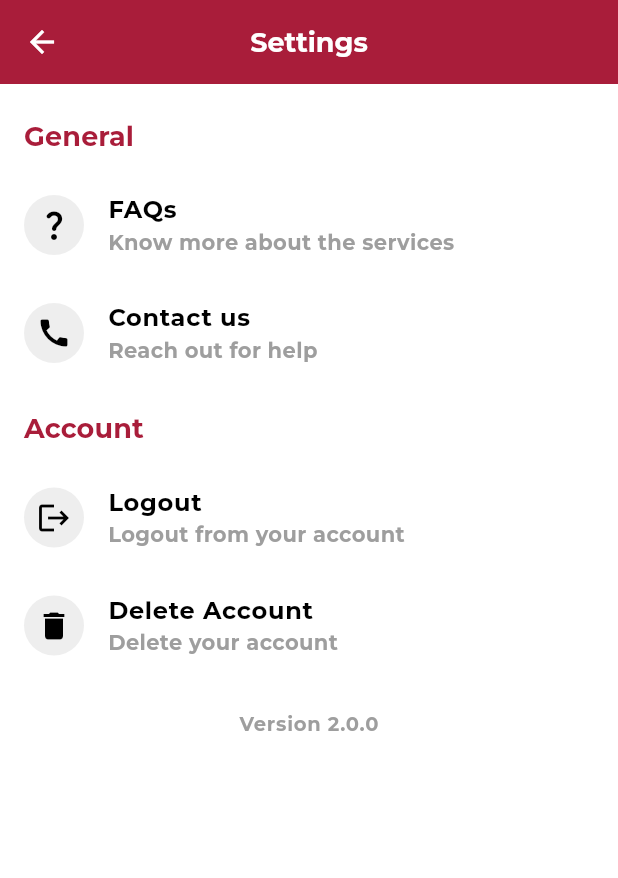
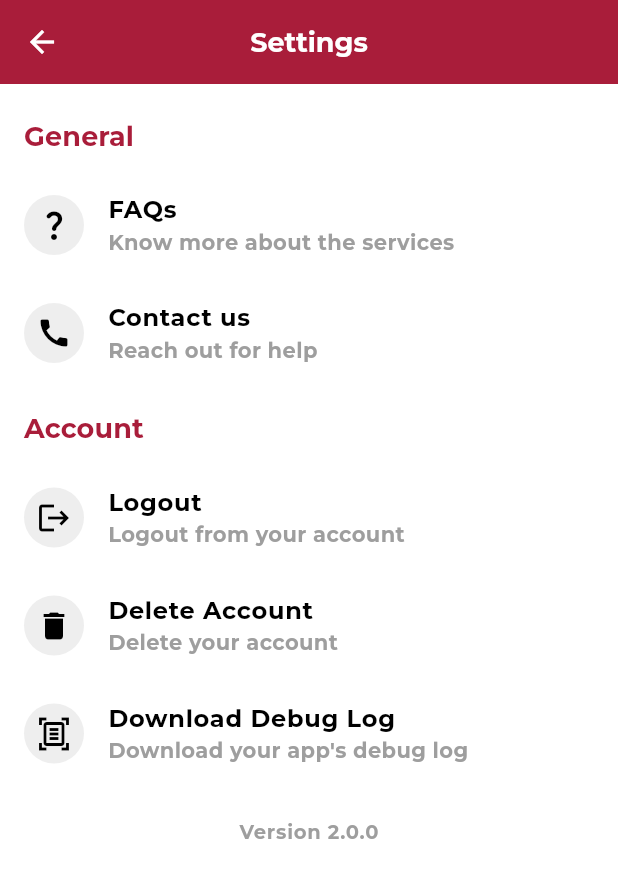
Before and after one commit to AlleTre-E-Commerce-Complex/alletre-flutter, a Flutter app: the SettingsScreen screen opened directly, on a phone screen of 412 x 824 dp. Shown: the top 878 px of the screen. Run offline on Flutter 3.47's test engine with Material 3 defaults, Android fonts, the phone set to English and light mode, and no system bars; our stand-ins replace app_links, carousel_slider, csc_picker_plus, dio, firebase_auth, firebase_core and 25 more; missing offline and left inert: dart:ffi, flutter_stripe, webview_flutter_android, webview_flutter_wkwebview; accounts and stored records are empty; network calls fail; project files that could hold a hidden picture were left out.

Commit message:
feat : added custom logging facility using logger because ios doesn't show debugPrint. also, set google to force disconnect login beacause of previous login cache

```diff
--- a/lib/controller/providers/user_provider.dart
+++ b/lib/controller/providers/user_provider.dart
@@ -1,6 +1,7 @@
 import 'dart:io';
 import 'package:alletre_app/controller/helpers/user_services.dart';
 import 'package:alletre_app/controller/services/auth_services.dart';
+import 'package:alletre_app/controller/services/google_auth.dart';
 import 'package:alletre_app/model/user_model.dart';
 import 'package:alletre_app/utils/validators/form_validators.dart';
 import 'package:firebase_auth/firebase_auth.dart';
@@ -410,6 +411,9 @@ class UserProvider with ChangeNotifier {
   Future<void> logoutFirebase() async {
     if (_authMethod == 'google' || _authMethod == 'apple') {
       await FirebaseAuth.instance.signOut();
+      if (_authMethod == 'google') {
+        GoogleAuthService().signOut();
+      }
     }
 
     resetLoginForm();
--- a/lib/controller/services/apple_auth.dart
+++ b/lib/controller/services/apple_auth.dart
@@ -4,11 +4,12 @@ import 'dart:convert';
 import 'package:alletre_app/controller/services/token_refresh_service.dart';
 import 'package:alletre_app/utils/constants/api_endpoints.dart';
 import 'package:firebase_auth/firebase_auth.dart';
-import 'package:flutter/material.dart';
 import 'package:flutter_secure_storage/flutter_secure_storage.dart';
 import 'package:http/http.dart' as http;
 import 'package:sign_in_with_apple/sign_in_with_apple.dart';
-import 'dart:io'; // To check for platform
+import 'dart:io';
+
+import '../../utils/app_logger.dart'; // To check for platform
 
 class AppleAuthService {
   final FirebaseAuth _appleAuth = FirebaseAuth.instance;
@@ -42,9 +43,9 @@ class AppleAuthService {
           TokenRefreshService().startTokenRefresh();
 
           // Call backend OAuth endpoint
-          debugPrint('📤 Preparing OAuth request...');
-          debugPrint('Base URL: ${ApiEndpoints.baseUrl}');
-          debugPrint(
+          AppLogger.log.d('📤 Preparing OAuth request...');
+          AppLogger.log.d('Base URL: ${ApiEndpoints.baseUrl}');
+          AppLogger.log.d(
               '🌐 Parsed Request URL: ${ApiEndpoints.baseUrl}/auth/oAuth');
 
           var body={
@@ -64,11 +65,11 @@ class AppleAuthService {
             body: jsonEncode(body),
           );
 
-          debugPrint('\n=== OAuth Response ===');
-          debugPrint('Status Code: ${response.statusCode}');
-          debugPrint('Headers: ${response.headers}');
-          debugPrint('Body: ${response.body}');
-          debugPrint('=====================\n');
+          AppLogger.log.d('\n=== OAuth Response ===');
+          AppLogger.log.d('Status Code: ${response.statusCode}');
+          AppLogger.log.d('Headers: ${response.headers}');
+          AppLogger.log.d('Body: ${response.body}');
+          AppLogger.log.d('=====================\n');
 
           if (response.statusCode != 200 && response.statusCode != 201) {
             // If backend OAuth fails, sign out from Firebase
@@ -93,10 +94,10 @@ class AppleAuthService {
                 key: 'access_token', value: data['accessToken']);
             await _storage.write(
                 key: 'refresh_token', value: data['refreshToken']);
-            debugPrint('✅ Backend tokens stored successfully');
+            AppLogger.log.d('✅ Backend tokens stored successfully');
           }
 
-          debugPrint('✅ Backend OAuth successful');
+          AppLogger.log.d('✅ Backend OAuth successful');
           return userCredential.user;
         }
         return userCredential.user;
--- a/lib/controller/services/firebase_messaging_android.dart
+++ b/lib/controller/services/firebase_messaging_android.dart
@@ -8,6 +8,8 @@ import 'package:flutter_local_notifications/flutter_local_notifications.dart';
 import 'package:flutter_secure_storage/flutter_secure_storage.dart';
 import 'package:http/http.dart' as http;
 
+import '../../utils/app_logger.dart';
+
 final FlutterSecureStorage _storage = const FlutterSecureStorage();
 final _localNotifications = FlutterLocalNotificationsPlugin();
 
@@ -16,7 +18,7 @@ Future<void> handleBackgroundMessage(RemoteMessage message) async {
     final notification = message.notification;
     if (notification == null) return;
   } catch (err) {
-    debugPrint('Error occurred while showing notification : handleBackgroundMessage');
+    AppLogger.log.d('Error occurred while showing notification : handleBackgroundMessage');
     // print(err);
   }
 }
@@ -25,7 +27,7 @@ Future<void> onMessageOpenedAppBackground(RemoteMessage? message) async {
   try {
     if (message != null) {}
   } catch (err) {
-    debugPrint('Error occurred while showing notification : onMessageOpenedAppBackground');
+    AppLogger.log.d('Error occurred while showing notification : onMessageOpenedAppBackground');
     // print(err);
   }
 }
@@ -76,6 +78,7 @@ onSelectNotification(NotificationResponse notificationResponse) async {
 Future<void> initializedFirebaseNotification() async {
   final _firebaseMessaging = FirebaseMessaging.instance;
   try {
+    AppLogger.log.d('--- Firebase permission request start ---');
     // 1. REQUEST PERMISSIONS (Crucial for iOS)
     NotificationSettings settings = await _firebaseMessaging.requestPermission(
       alert: true,
@@ -87,7 +90,7 @@ Future<void> initializedFirebaseNotification() async {
       sound: true,
     );
 
-    debugPrint('User granted permission: ${settings.authorizationStatus}');
+    AppLogger.log.d('User granted permission: ${settings.authorizationStatus}');
 
     // 2. SUBSCRIBER AND TOKEN RETRIEVAL
     _firebaseMessaging.subscribeToTopic('ALLETRENOTIFY');
@@ -95,8 +98,8 @@ Future<void> initializedFirebaseNotification() async {
 
     // Call backend FCM Update endpoint
     // (Your existing backend logic is kept here)
-    debugPrint('📤 Preparing FCM Token update request...');
-    debugPrint('🌐 Parsed Request URL: ${ApiEndpoints.baseUrl}/notifications/save-token');
+    AppLogger.log.d('📤 Preparing FCM Token update request...');
+    AppLogger.log.d('🌐 Parsed Request URL: ${ApiEndpoints.baseUrl}/notifications/save-token');
 
     var accessToken = await _storage.read(key: 'access_token');
     if (tokenFcm != null && accessToken != null) {
@@ -105,10 +108,10 @@ Future<void> initializedFirebaseNotification() async {
           headers: {'Content-Type': 'application/json', 'Authorization': 'Bearer $accessToken'},
           body: jsonEncode({'fcmToken': tokenFcm}),
         );
-        debugPrint('\n=== FCM Update Response ===');
-        debugPrint('Status Code: ${response.statusCode}');
-        // debugPrint('Body: ${response.body}'); // Commented out for security/verbosity
-        debugPrint('=====================\n');
+        AppLogger.log.d('\n=== FCM Update Response ===');
+        AppLogger.log.d('Status Code: ${response.statusCode}');
+        // AppLogger.log.d('Body: ${response.body}'); // Commented out for security/verbosity
+        AppLogger.log.d('=====================\n');
     }
 
     // 3. LOCAL NOTIFICATIONS INITIALIZATION
@@ -144,7 +147,7 @@ Future<void> initializedFirebaseNotification() async {
       // You MUST use local notifications to display a notification when the app is in the foreground on iOS
       if (notification == null) return;
       try {
-        debugPrint('FCM Foreground message received. Title: ${notification.title}');
+        AppLogger.log.d('FCM Foreground message received. Title: ${notification.title}');
         showLocalNotification(
           id: 0,
           title: notification.title!,
@@ -152,7 +155,7 @@ Future<void> initializedFirebaseNotification() async {
           payload: jsonEncode(message.toMap()),
         );
       } catch (err) {
-        debugPrint('Error occurred while showing local notification onMessage: $err');
+        AppLogger.log.d('Error occurred while showing local notification onMessage: $err');
       }
     });
 
--- a/lib/controller/services/google_auth.dart
+++ b/lib/controller/services/google_auth.dart
@@ -1,12 +1,13 @@
 import 'package:alletre_app/utils/constants/api_endpoints.dart';
 import 'package:google_sign_in/google_sign_in.dart';
 import 'package:firebase_auth/firebase_auth.dart';
-import 'package:flutter/foundation.dart';
 import 'package:flutter_secure_storage/flutter_secure_storage.dart';
 import 'dart:async';
 import 'package:http/http.dart' as http;
 import 'dart:convert';
 import 'package:alletre_app/controller/services/token_refresh_service.dart';
+
+import '../../utils/app_logger.dart';
 
 class GoogleAuthService {
   final GoogleSignIn _googleSignIn = GoogleSignIn(
@@ -25,16 +26,16 @@ class GoogleAuthService {
 
   Future<UserCredential?> signInWithGoogle({Function(String phoneNumber)? updateUserInfo}) async {
     try {
-      debugPrint('Starting Google sign-in...');
+      AppLogger.log.d('Starting Google sign-in...');
       final GoogleSignInAccount? googleUser = await _googleSignIn.signIn();
 
       if (googleUser == null) {
-        debugPrint('❌ Google sign-in cancelled by user');
+        AppLogger.log.d('❌ Google sign-in cancelled by user');
         return null;
       }
 
-      debugPrint('✅ Google sign-in successful');
-      debugPrint('Getting Google authentication...');
+      AppLogger.log.d('✅ Google sign-in successful');
+      AppLogger.log.d('Getting Google authentication...');
 
       final GoogleSignInAuthentication googleAuth = await googleUser.authentication;
       final credential = GoogleAuthProvider.credential(
@@ -50,9 +51,9 @@ class GoogleAuthService {
         TokenRefreshService().startTokenRefresh();
 
         // Call backend OAuth endpoint
-        debugPrint('📤 Preparing OAuth request...');
-        debugPrint('Base URL: ${ApiEndpoints.baseUrl}');
-        debugPrint('🌐 Parsed Request URL: ${ApiEndpoints.baseUrl}/auth/oAuth');
+        AppLogger.log.d('📤 Preparing OAuth request...');
+        AppLogger.log.d('Base URL: ${ApiEndpoints.baseUrl}');
+        AppLogger.log.d('🌐 Parsed Request URL: ${ApiEndpoints.baseUrl}/auth/oAuth');
 
         final response = await http.post(
           Uri.parse('${ApiEndpoints.baseUrl}/auth/oAuth'),
@@ -62,11 +63,11 @@ class GoogleAuthService {
           body: jsonEncode({'accessToken': googleAuth.accessToken, 'idToken': await userCredential.user!.getIdToken(), 'email': userCredential.user!.email, 'displayName': userCredential.user!.displayName, 'photoUrl': userCredential.user!.photoURL, 'provider': 'google', 'oAuthType': 'GOOGLE'}),
         );
 
-        debugPrint('\n=== OAuth Response ===');
-        debugPrint('Status Code: ${response.statusCode}');
-        debugPrint('Headers: ${response.headers}');
-        debugPrint('Body: ${response.body}');
-        debugPrint('=====================\n');
+        AppLogger.log.d('\n=== OAuth Response ===');
+        AppLogger.log.d('Status Code: ${response.statusCode}');
+        AppLogger.log.d('Headers: ${response.headers}');
+        AppLogger.log.d('Body: ${response.body}');
+        AppLogger.log.d('=====================\n');
 
         if (response.statusCode != 200 && response.statusCode != 201) {
           // If backend OAuth fails, sign out from Firebase
@@ -86,16 +87,16 @@ class GoogleAuthService {
           }
           await _storage.write(key: 'access_token', value: data['accessToken']);
           await _storage.write(key: 'refresh_token', value: data['refreshToken']);
-          debugPrint('✅ Backend tokens stored successfully');
+          AppLogger.log.d('✅ Backend tokens stored successfully');
         }
 
-        debugPrint('✅ Backend OAuth successful');
+        AppLogger.log.d('✅ Backend OAuth successful');
         return userCredential;
       }
 
       return userCredential;
     } catch (e) {
-      debugPrint('❌ Google sign-in error: $e');
+      AppLogger.log.d('❌ Google sign-in error: $e');
       // Clean up on error
       await _googleAuth.signOut();
       await _googleSignIn.signOut();
@@ -107,6 +108,7 @@ class GoogleAuthService {
   Future<void> signOut() async {
     TokenRefreshService().stopTokenRefresh();
     await _storage.delete(key: 'access_token');
+    await _googleSignIn.disconnect(); // <-- This clears the cached Google account
     await _googleSignIn.signOut();
     await _googleAuth.signOut();
   }
--- /dev/null
+++ b/lib/utils/app_logger.dart
@@ -0,0 +1,116 @@
+// --- 1. File Handling Class: Responsible for all Disk I/O ---
+import 'dart:io';
+
+import 'package:flutter/foundation.dart';
+import 'package:logger/logger.dart';
+import 'package:path_provider/path_provider.dart';
+import 'package:share_plus/share_plus.dart';
+
+class LogFileWriter {
+  // Use a singleton pattern to ensure consistent file access
+  static final LogFileWriter _instance = LogFileWriter._internal();
+  factory LogFileWriter() => _instance;
+  LogFileWriter._internal();
+
+  // The filename we will use in the application support directory
+  static const _logFileName = 'alletre_app_debug_log.txt';
+
+  // Gets the full file path in the application support directory
+  Future<File> get _localFile async {
+    final directory = await getApplicationSupportDirectory();
+    final path = directory.path;
+    return File('$path/$_logFileName');
+  }
+
+  // METHOD 1: Appends a single, formatted log line to the file
+  Future<void> appendLog(String logLine) async {
+    try {
+      final file = await _localFile;
+      // Append the log line with a newline character for readability
+      await file.writeAsString('$logLine\n', mode: FileMode.append);
+    } catch (e) {
+      // Print error to console if writing fails (avoiding log recursion)
+      debugPrint('ERROR writing to log file: $e');
+    }
+  }
+
+  // METHOD 2: Reads all content from the log file (for display/sharing)
+  Future<String> readLogs() async {
+    try {
+      final file = await _localFile;
+      if (!await file.exists()) {
+        return 'Log file does not exist yet. Generate some logs first!';
+      }
+      return await file.readAsString();
+    } catch (e) {
+      // If reading fails (e.g., file permissions issue)
+      return 'Error reading log file: $e';
+    }
+  }
+
+  // NEW METHOD: Shares the log file using the system share sheet
+  Future<void> shareLogs() async {
+    try {
+      final file = await _localFile;
+
+      if (!await file.exists()) {
+        AppLogger.log.w('Attempted to share log file, but it does not exist.');
+        return;
+      }
+
+      // Use the share_plus package to prompt the user to share the file
+      await SharePlus.instance.share(ShareParams(files: [XFile(file.path)], text: 'Application Log File'));
+    } catch (e) {
+      AppLogger.log.e('Failed to share log file: $e');
+    }
+  }
+
+  // Clears the log file
+  Future<void> clearLogs() async {
+    try {
+      final file = await _localFile;
+      if (await file.exists()) {
+        await file.writeAsString('', mode: FileMode.write); // Overwrite with empty string
+      }
+    } catch (e) {
+      debugPrint('ERROR clearing log file: $e');
+    }
+  }
+}
+
+// --- 2. Custom Logger Output Bridge: Connects 'logger' to 'LogFileWriter' ---
+class FileLogOutput extends LogOutput {
+  final LogFileWriter _writer = LogFileWriter();
+
+  @override
+  void output(OutputEvent event) {
+    // The logger package provides the formatted log message in event.lines
+    for (var line in event.lines) {
+      // 1. Write the formatted log line to the file
+      _writer.appendLog(line);
+
+      // 2. OPTIONAL: Also print to console during DEBUG/DEVELOPMENT builds
+      // This allows you to still see the logs in your IDE console
+      debugPrint(line);
+    }
+  }
+}
+
+// --- 3. App Logger Configuration: Your central access point ---
+class AppLogger {
+  // This is the instance you will call: AppLogger.log.i('Your message')
+  static final Logger log = Logger(
+    // Use the default PrettyPrinter for formatting (timestamps, level names)
+    printer: PrettyPrinter(
+      methodCount: 0, // Reduces noise by not showing the calling method stack in the log file
+      errorMethodCount: 5,
+      lineLength: 80,
+      colors: false, // Must be false for file writing
+      dateTimeFormat: DateTimeFormat.onlyTimeAndSinceStart, // Crucial: Ensures every line is timestamped
+    ),
+    // Crucial: Use the custom file writer output instead of the default ConsoleOutput
+    output: FileLogOutput(),
+    // Set the logging level to capture everything (Debug, Info, Warning, Error, Fatal)
+    level: Level.debug,
+  );
+}
--- a/lib/view/screens/settings screen/settings_screen.dart
+++ b/lib/view/screens/settings screen/settings_screen.dart
@@ -3,6 +3,7 @@ import 'package:alletre_app/controller/providers/login_state.dart';
 import 'package:alletre_app/controller/providers/tab_index_provider.dart';
 import 'package:alletre_app/controller/providers/user_provider.dart';
 import 'package:alletre_app/controller/services/auth_services.dart';
+import 'package:alletre_app/utils/app_logger.dart';
 import 'package:alletre_app/utils/themes/app_theme.dart';
 import 'package:alletre_app/view/screens/contact%20screen/contact_screen.dart';
 import 'package:alletre_app/view/widgets/common%20widgets/footer_elements_appbar.dart';
@@ -326,6 +327,14 @@ class SettingsScreen extends StatelessWidget {
               subtitle: 'Delete your account',
               onTap: () => _showDeleteAccountConfirmation(context),
             ),
+            ProfileListTile(
+              icon: Icons.document_scanner_outlined,
+              title: 'Download Debug Log',
+              subtitle: 'Download your app\'s debug log',
+              onTap: () {
+                LogFileWriter().shareLogs();
+              },
+            ),
             const SizedBox(height: 20),
             FutureBuilder<String>(
               future: _getAppVersion(),
```
